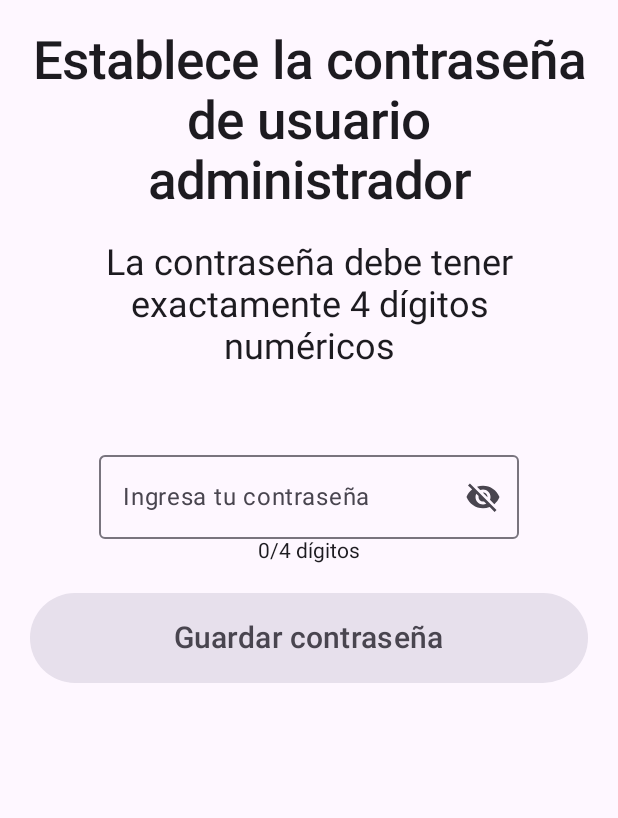
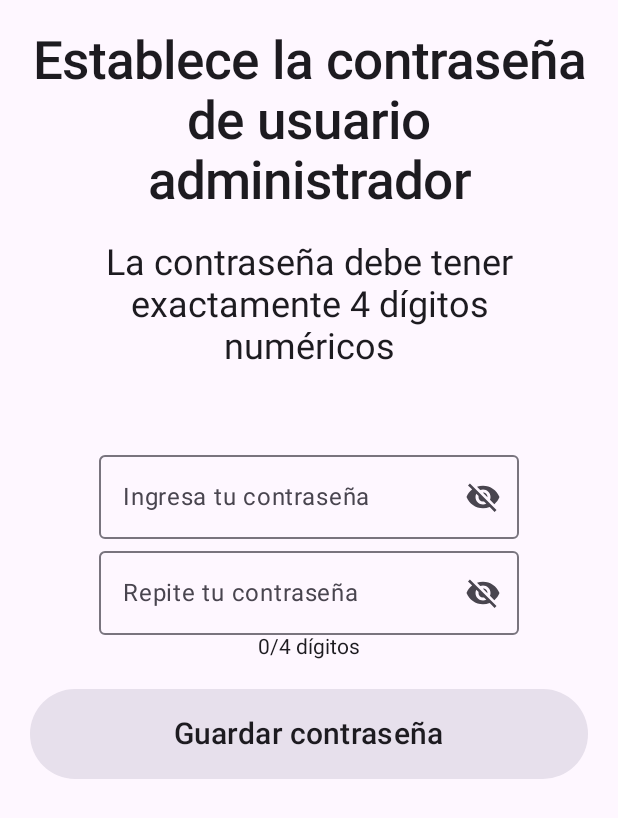
Before and after one commit to tomasincafeina/PruebasTFG, an Android app built with Jetpack Compose: the composable PasswordSetupScreen called with empty values, on a phone screen of 412 x 824 dp. Shown: the top 818 px of the screen. Run offline under Robolectric (Android 15) with nearby library versions, the phone set to English and light mode, and no system bars.

Commit message:
Cambio de tamaño de tipografia arreglado., aplicado a settings y cambiado min y max.
 Orden del setup mejorado.

 Validación de contraseña de administrador a medias

```diff
--- a/app/src/main/java/com/example/pruebastfg/ui/items/AppItemProto.kt
+++ b/app/src/main/java/com/example/pruebastfg/ui/items/AppItemProto.kt
@@ -114,6 +114,7 @@ fun AppItemProto(
                 text = appInfo.name,
                 fontSize = fontSize?:20.sp,
                 maxLines = 2,
+                lineHeight = 35.sp,
                 textAlign = TextAlign.Center,
             )
         }
--- a/app/src/main/java/com/example/pruebastfg/ui/screens/settings/MainSettings.kt
+++ b/app/src/main/java/com/example/pruebastfg/ui/screens/settings/MainSettings.kt
@@ -19,6 +19,7 @@ import androidx.compose.runtime.Composable
 import androidx.compose.runtime.remember
 import androidx.compose.ui.Alignment
 import androidx.compose.ui.Modifier
+import androidx.compose.ui.unit.TextUnit
 import androidx.compose.ui.unit.dp
 import com.example.pruebastfg.ui.items.SettingItem
 import com.example.pruebastfg.data.models.SettingModel
@@ -33,6 +34,7 @@ fun MainSettoingsScreen(
     goToDebugClick: () -> Unit,
     goToPasswordClick: () -> Unit,
     onClickAtras:() -> Unit,
+    fontSize: TextUnit
 ) {
     val settingsItems = remember {
         listOf(
@@ -59,7 +61,7 @@ fun MainSettoingsScreen(
             verticalArrangement = Arrangement.Top
         ) {
             items(settingsItems) { setting ->
-                SettingItem(setting)
+                SettingItem(setting, fontSize)
             }
         }
         BigLowButton(onClickAtras, "Atrás", true)
--- a/app/src/main/java/com/example/pruebastfg/ui/screens/setup/ModePickerSetup.kt
+++ b/app/src/main/java/com/example/pruebastfg/ui/screens/setup/ModePickerSetup.kt
@@ -147,7 +147,7 @@ fun ModePickerSetup(
     setToAssistedMode: () -> Unit
 ) {
     //var isAssistedMode by remember { mutableStateOf(true) }
-    var selectedMode by remember { mutableStateOf<String?>(null) }
+    var selectedMode by remember { mutableStateOf<String?>("assisted") }
 
     Column(
         horizontalAlignment = Alignment.CenterHorizontally,
--- a/app/src/main/java/com/example/pruebastfg/ui/screens/setup/PasswordSetupScreen.kt
+++ b/app/src/main/java/com/example/pruebastfg/ui/screens/setup/PasswordSetupScreen.kt
@@ -62,8 +62,16 @@ fun PasswordSetupScreen(
 ) {
     val keyboardController = LocalSoftwareKeyboardController.current
     val focusRequester = remember { FocusRequester() }
+    val confirmPwdFocusRequester = remember { FocusRequester() }
     val pwdIsCorrectLength: Boolean = pwd.length == 4
     var isPwdVisible by remember { mutableStateOf(false) }
+
+    var confirPwd by remember { mutableStateOf("") }
+    var arePwdEqual by remember { mutableStateOf(false) }
+
+    if (pwd == confirPwd) {
+        arePwdEqual == true
+    }
 
     LaunchedEffect(Unit) {
         focusRequester.requestFocus()
@@ -141,10 +149,10 @@ fun PasswordSetupScreen(
                 ),
                 keyboardActions = KeyboardActions(
                     onDone = {
-                        if (pwdIsCorrectLength) {
-                            setPassword(pwd)
-                            keyboardController?.hide()
-                        }
+                        confirmPwdFocusRequester.requestFocus()
+                    },
+                    onNext = {
+                        confirmPwdFocusRequester.requestFocus()
                     }
                 ),
                 singleLine = true,
@@ -169,6 +177,84 @@ fun PasswordSetupScreen(
 
 
         }
+        Row(
+            verticalAlignment = Alignment.CenterVertically,
+            horizontalArrangement = Arrangement.Center,
+        ) {
+            OutlinedTextField(
+                value = confirPwd,
+                onValueChange = { it ->
+                    // Only allow numeric input and limit to 4 characters
+                    if (it.length <= 4 && it.all { it.isDigit() }) {
+                        onPasswordChange(it)
+                    }
+                },
+                label = {
+                    Text(
+                        text = "Repite tu contraseña"
+                    )
+                },
+                trailingIcon = {
+                    Row(
+                        verticalAlignment = Alignment.CenterVertically,
+                        horizontalArrangement = Arrangement.Center,
+                    ) {
+                        // Validation icons (shown to the left of the visibility toggle)
+                        if (pwd.isNotEmpty()) {
+                            if (pwdIsCorrectLength) {
+                                PwdCorrectIcon()
+                            } else {
+                                PwdIncorrectIcon()
+                            }
+                        }
+                        // Password visibility toggle icon
+                        IconButton(
+                            onClick = { isPwdVisible = !isPwdVisible },
+                            modifier = Modifier.size(48.dp)
+                        ) {
+                            Icon(
+                                imageVector = if (isPwdVisible) Icons.Filled.Visibility else Icons.Filled.VisibilityOff,
+                                contentDescription = if (isPwdVisible) "Hide password" else "Show password",
+                                //modifier = Modifier.size(48.dp)
+                            )
+                        }
+                    }
+
+                },
+                isError = confirPwd.isNotEmpty() && !pwdIsCorrectLength,
+                keyboardOptions = KeyboardOptions(
+                    keyboardType = KeyboardType.Number,
+                    imeAction = ImeAction.Done
+                ),
+                keyboardActions = KeyboardActions(
+                    onDone = {
+                        if (pwdIsCorrectLength) {
+                            setPassword(pwd)
+                            keyboardController?.hide()
+                        }
+                    }
+                ),
+                singleLine = true,
+                visualTransformation = if (isPwdVisible) {
+                    VisualTransformation.None // Show password as plain text
+                } else {
+                    PasswordVisualTransformation() // Hide password (show dots)
+                },
+                modifier = Modifier
+                    .focusRequester(confirmPwdFocusRequester)
+                    .onKeyEvent {
+                        if (it.key == Key.Backspace && it.type == KeyEventType.KeyDown) {
+                            if (pwd.isNotEmpty()) {
+                                onPasswordChange(pwd.dropLast(1))
+                            }
+                            true
+                        } else {
+                            false
+                        }
+                    }
+            )
+        }
+
 
         // Mostramos el contador de dígitos
         Text("${pwd.length}/4 dígitos")
@@ -191,7 +277,7 @@ fun PasswordSetupScreen(
                 .fillMaxWidth()
                 .padding(20.dp)
         ) {
-            Text("Guardar contraseña", modifier = Modifier.padding(10.dp), fontSize = 20.sp)
+            Text("Guardar contraseña", modifier = Modifier.padding(10.dp), fontSize = 20.sp, color= MaterialTheme.colorScheme.onBackground)
         }
     }
 }
```
Also changed, not shown: app/src/main/java/com/example/pruebastfg/ui/AppMainScreen.kt (+36 -26 lines), app/src/main/java/com/example/pruebastfg/ui/AppViewModel.kt (+4 -4 lines), app/src/main/java/com/example/pruebastfg/ui/SetupBottomAppBar.kt (+4 -4 lines), app/src/main/java/com/example/pruebastfg/ui/items/SettingItem.kt (+10 -2 lines), app/src/main/java/com/example/pruebastfg/ui/screens/setup/ChangeLauncherSetup.kt (+9 -4 lines).
